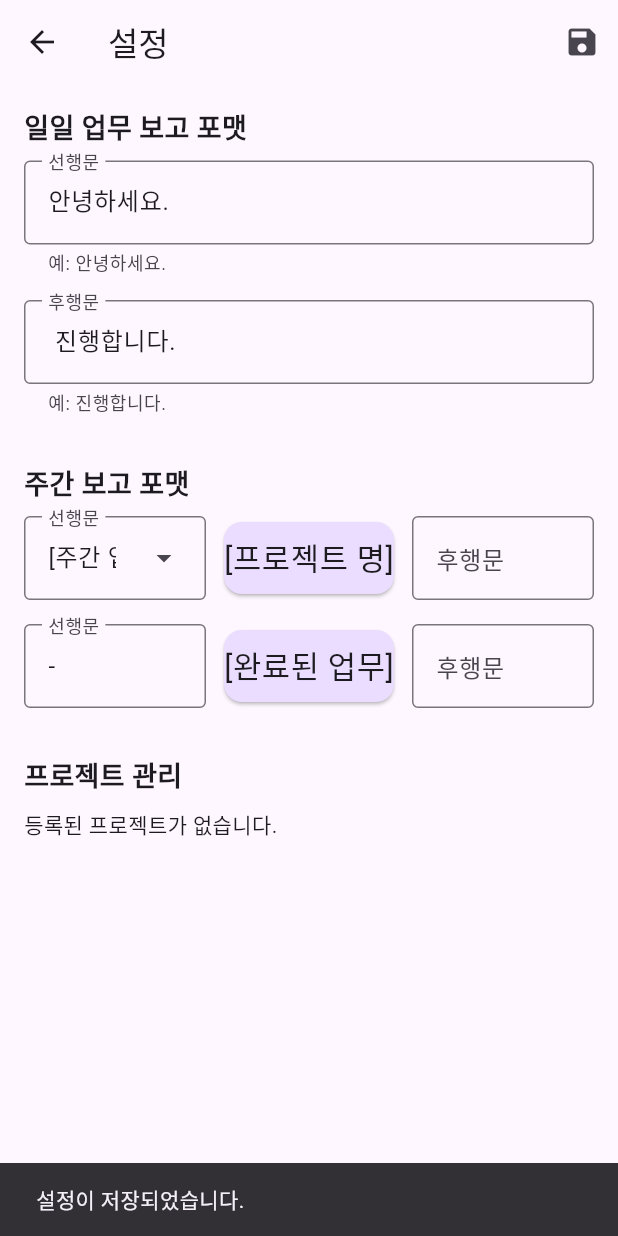
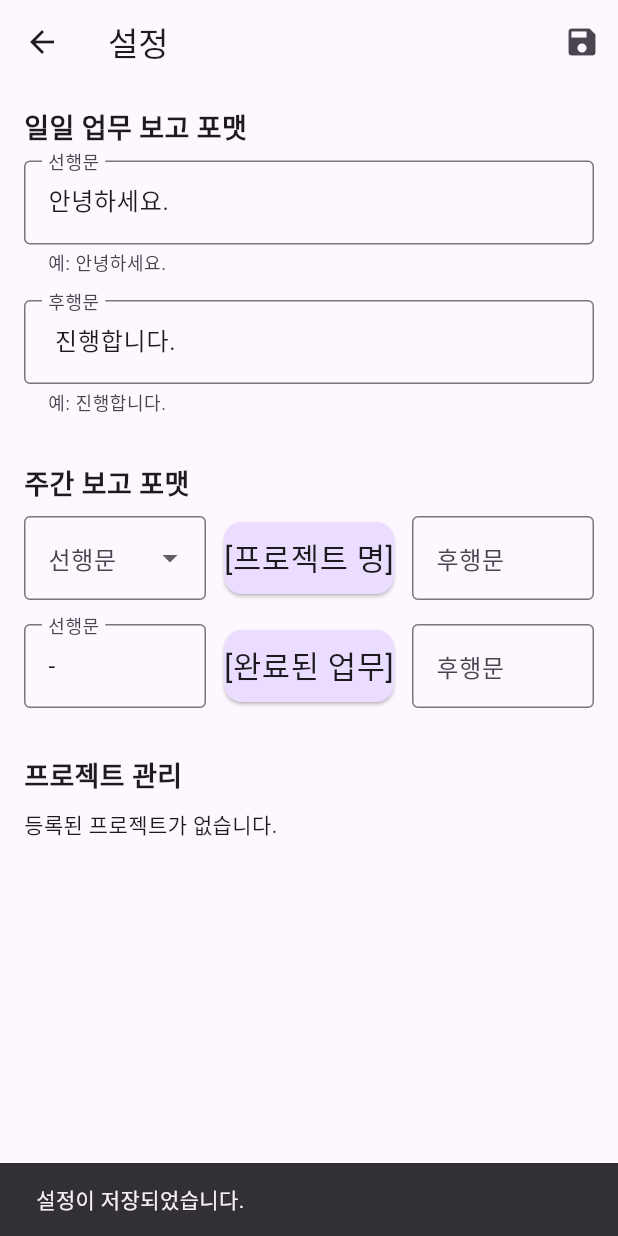
Before and after one commit to wonjune2/did, a Flutter app: the SettingsScreen screen opened directly, after a tap on the "save" icon, on a phone screen of 412 x 824 dp. Run offline on Flutter 3.47's test engine with Material 3 defaults, Android fonts, the light colour scheme and no system bars; our stand-ins replace drift, drift_flutter, shared_preferences, table_calendar; accounts and stored records are empty; generated files the repository leaves out were written again.

Commit message:
주간 보고 포맷 수정 v0.0.2

```diff
--- a/lib/screens/settings_screen.dart
+++ b/lib/screens/settings_screen.dart
@@ -16,6 +16,7 @@ class _SettingsScreenState extends State<SettingsScreen> {
   final _weeklyFooterController = TextEditingController();
   final _weeklyTaskHeaderController = TextEditingController();
   final _weeklyTaskFooterController = TextEditingController();
+  bool _isDirectInputMode = false;
 
   final _weeklyHeaderFocusNode = FocusNode();
 
@@ -99,21 +100,37 @@ class _SettingsScreenState extends State<SettingsScreen> {
           Row(
             children: [
               Expanded(
-                child: DropdownMenu<String>(
-                  focusNode: _weeklyHeaderFocusNode,
-                  expandedInsets: EdgeInsets.zero,
+                child: _isDirectInputMode
+                    ? TextField(
                         controller: _weeklyHeaderController,
-                  label: const Text('선행문'),
-                  requestFocusOnTap: true,
-                  enableFilter: true,
-                  dropdownMenuEntries: _prefixTypes.map((value) {
-                    return DropdownMenuEntry(value: value, label: value);
+                        autofocus: true,
+                        decoration: InputDecoration(
+                          labelText: '직접 입력',
+                          border: const OutlineInputBorder(),
+                          suffixIcon: IconButton(
+                            onPressed: () {
+                              setState(() {
+                                _isDirectInputMode = false;
+                                _weeklyHeaderController.clear();
+                              });
+                            },
+                            icon: const Icon(Icons.close),
+                          ),
+                        ),
+                      )
+                    : DropdownButtonFormField<String>(
+                        decoration: const InputDecoration(
+                          border: OutlineInputBorder(),
+                          labelText: '선행문',
+                        ),
+                        items: _prefixTypes.map((value) {
+                          return DropdownMenuItem(value: value, child: Text(value));
                         }).toList(),
-                  onSelected: (value) {
+                        onChanged: (value) {
                           if (value == '직접 입력') {
-                      _weeklyHeaderController.text = '';
-                      WidgetsBinding.instance.addPostFrameCallback((_) {
-                        _weeklyHeaderFocusNode.requestFocus();
+                            setState(() {
+                              _isDirectInputMode = true; // 모드 변경!
+                              _weeklyHeaderController.clear();
                             });
                           } else {
                             _weeklyHeaderController.text = value!;
```
Also changed, not shown: lib/screens/main_screen.dart (+5 -31 lines), lib/screens/report_screen.dart (+16 -19 lines). Lines whose indentation alone changed are shown as unchanged.
